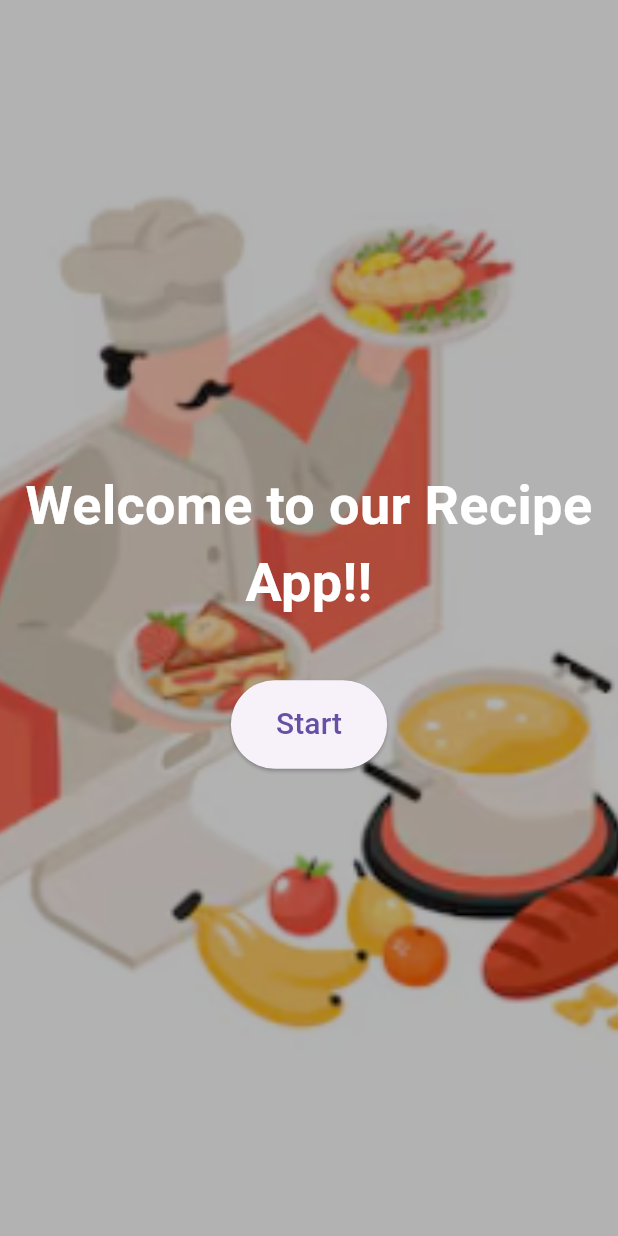
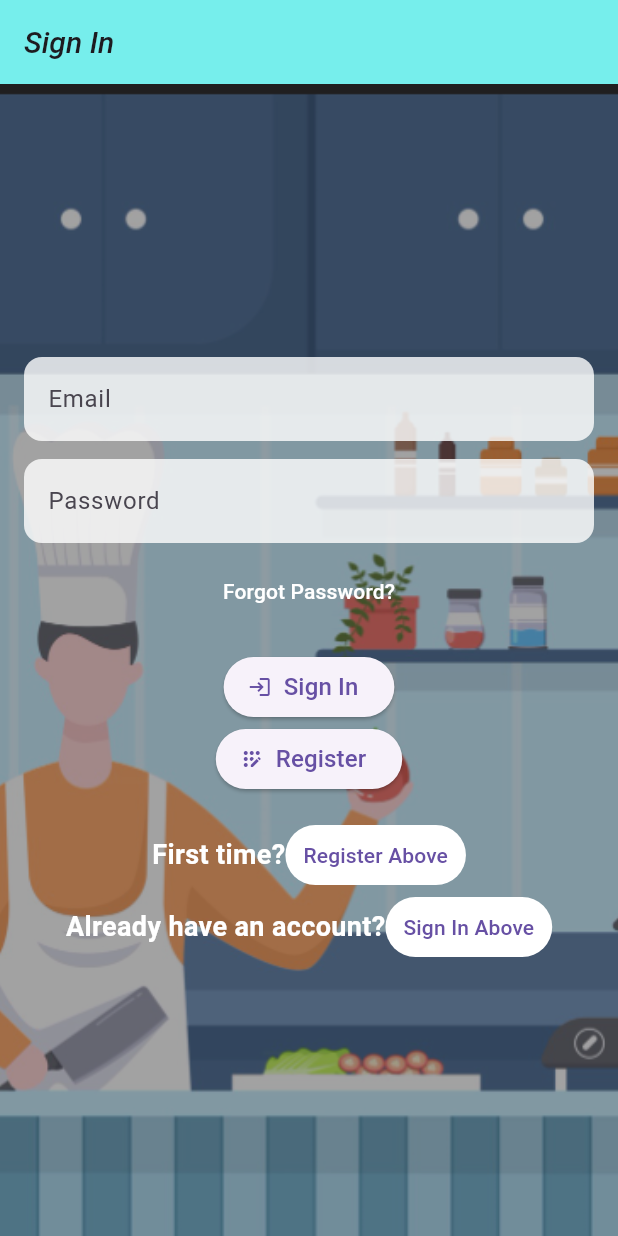
Before and after one commit to sasuke1036/Recipe-App, a Flutter app: the screen it shows after launch, on a phone screen of 412 x 824 dp. Run offline on Flutter 3.47's test engine with Material 3 defaults, Android fonts, the phone set to English and light mode, and no system bars; our stand-ins replace animated_text_kit, cloud_firestore, firebase_auth, firebase_core, flutter_dotenv, google_generative_ai and 1 more; accounts and stored records are empty.

Commit message:
added the firebase authentication .
Firebase Authentication to for verifying the user details and storing the user's recipe in the firebase databse.

```diff
--- a/receipe_app/lib/main.dart
+++ b/receipe_app/lib/main.dart
@@ -1,11 +1,21 @@
+import 'package:firebase_auth/firebase_auth.dart';
 import 'package:flutter/material.dart';
 import 'package:flutter_dotenv/flutter_dotenv.dart';
 import 'package:provider/provider.dart';
+import 'package:firebase_core/firebase_core.dart';
 import 'package:receipe_app/providers/recipe_provider.dart';
 import 'package:receipe_app/screens/ingredient_screen.dart';
 import 'package:receipe_app/screens/welcome_screen.dart';
+import 'package:receipe_app/screens/sign_in_screen.dart';
 
 void main() async {
+  WidgetsFlutterBinding.ensureInitialized();
+  await Firebase.initializeApp(
+      options: FirebaseOptions(
+          apiKey: "AIzaSyBGKRjEjRZWggADhGj9h8XqkDMUpD-tItc",
+          appId: "1:727757555385:android:0da1808039936edebbbd68",
+          messagingSenderId: "727757555385",
+          projectId: "recipe-app-b9e3d"));
   await dotenv.load(fileName: ".env");
   runApp(
     MultiProvider(
@@ -27,7 +37,19 @@ class MyApp extends StatelessWidget {
       theme: ThemeData(
         primarySwatch: Colors.blue,
       ),
-      home: const WelcomeScreen(),
+      home: AuthWrapper(),
+      routes: {
+        '/sign-in': (context) => SignInScreen(),
+        '/ingredient-screen': (context) => IngredientScreen(),
+      },
     );
   }
 }
+
+class AuthWrapper extends StatelessWidget {
+  @override
+  Widget build(BuildContext context) {
+    final firebaseUser = FirebaseAuth.instance.currentUser;
+    return firebaseUser == null ? SignInScreen() : WelcomeScreen();
+  }
+}
--- /dev/null
+++ b/receipe_app/lib/screens/sign_in_screen.dart
@@ -0,0 +1,226 @@
+import 'package:flutter/material.dart';
+import 'package:firebase_auth/firebase_auth.dart';
+import 'ingredient_screen.dart';
+
+class SignInScreen extends StatefulWidget {
+  @override
+  _SignInScreenState createState() => _SignInScreenState();
+}
+
+class _SignInScreenState extends State<SignInScreen> {
+  final FirebaseAuth _auth = FirebaseAuth.instance;
+  final TextEditingController _emailController = TextEditingController();
+  final TextEditingController _passwordController = TextEditingController();
+  String _errorMessage = '';
+
+  Future<void> _signIn() async {
+    try {
+      await _auth.signInWithEmailAndPassword(
+        email: _emailController.text.trim(),
+        password: _passwordController.text.trim(),
+      );
+      Navigator.pushReplacement(
+        context,
+        MaterialPageRoute(builder: (context) => IngredientScreen()),
+      );
+    } catch (e) {
+      setState(() {
+        _errorMessage = e.toString();
+      });
+    }
+  }
+
+  Future<void> _register() async {
+    try {
+      await _auth.createUserWithEmailAndPassword(
+        email: _emailController.text.trim(),
+        password: _passwordController.text.trim(),
+      );
+      Navigator.pushReplacement(
+        context,
+        MaterialPageRoute(builder: (context) => IngredientScreen()),
+      );
+    } catch (e) {
+      setState(() {
+        _errorMessage = e.toString();
+      });
+    }
+  }
+
+  Future<void> _resetPassword() async {
+    try {
+      await _auth.sendPasswordResetEmail(email: _emailController.text.trim());
+      // Show a dialog or snackbar indicating that the reset email has been sent
+      showDialog(
+        context: context,
+        builder: (BuildContext context) {
+          return AlertDialog(
+            title: Text('Password Reset'),
+            content: Text('Password reset email has been sent.'),
+            actions: [
+              TextButton(
+                onPressed: () {
+                  Navigator.pop(context);
+                },
+                child: Text('OK'),
+              ),
+            ],
+          );
+        },
+      );
+    } catch (e) {
+      setState(() {
+        _errorMessage = e.toString();
+      });
+    }
+  }
+
+  @override
+  Widget build(BuildContext context) {
+    return Scaffold(
+      appBar: AppBar(
+        title: Text('Sign In',
+            style: TextStyle(
+                fontSize: 20,
+                fontWeight: FontWeight.w500,
+                fontStyle: FontStyle.italic)),
+        backgroundColor: Color.fromARGB(185, 66, 235, 229),
+      ),
+      body: Stack(
+        children: [
+          Opacity(
+            opacity: 0.9,
+            child: Container(
+              decoration: BoxDecoration(
+                image: DecorationImage(
+                  image: AssetImage('assets/images/background4.png'),
+                  fit: BoxFit.cover,
+                  colorFilter: ColorFilter.mode(
+                      Colors.black.withOpacity(0.4), BlendMode.darken),
+                ),
+              ),
+            ),
+          ),
+          Center(
+            child: SingleChildScrollView(
+              padding: const EdgeInsets.all(16.0),
+              child: Column(
+                mainAxisAlignment: MainAxisAlignment.center,
+                children: [
+                  Container(
+                    decoration: BoxDecoration(
+                      color: Colors.white.withOpacity(0.8),
+                      borderRadius: BorderRadius.circular(12.0),
+                    ),
+                    padding: EdgeInsets.symmetric(horizontal: 16.0),
+                    child: TextField(
+                      controller: _emailController,
+                      decoration: InputDecoration(
+                        labelText: 'Email',
+                        border: InputBorder.none,
+                      ),
+                    ),
+                  ),
+                  SizedBox(height: 12.0),
+                  Container(
+                    decoration: BoxDecoration(
+                      color: Colors.white.withOpacity(0.8),
+                      borderRadius: BorderRadius.circular(12.0),
+                    ),
+                    padding: EdgeInsets.symmetric(horizontal: 16.0),
+                    child: TextField(
+                      controller: _passwordController,
+                      decoration: InputDecoration(
+                        labelText: 'Password',
+                        border: InputBorder.none,
+                      ),
+                      obscureText: true,
+                    ),
+                  ),
+                  SizedBox(height: 8.0),
+                  TextButton(
+                    onPressed: _resetPassword,
+                    child: Text(
+                      'Forgot Password?',
+                      style: TextStyle(color: Colors.white),
+                    ),
+                  ),
+                  SizedBox(height: 16.0),
+                  ElevatedButton.icon(
+                    onPressed: _signIn,
+                    icon: Icon(
+                      Icons.login_outlined,
+                      size: 16,
+                    ),
+                    label: Text(
+                      'Sign In',
+                      style: TextStyle(fontSize: 16),
+                    ),
+                  ),
+                  ElevatedButton.icon(
+                    onPressed: _register,
+                    icon: Icon(
+                      Icons.app_registration_rounded,
+                      size: 16,
+                    ),
+                    label: Text('Register', style: TextStyle(fontSize: 16)),
+                  ),
+                  SizedBox(height: 8.0),
+                  if (_errorMessage.isNotEmpty)
+                    Padding(
+                      padding: const EdgeInsets.only(top: 8.0),
+                      child: Text(
+                        _errorMessage,
+                        style: TextStyle(color: Colors.red),
+                      ),
+                    ),
+                  SizedBox(height: 8.0),
+                  Row(
+                    mainAxisAlignment: MainAxisAlignment.center,
+                    children: [
+                      Text(
+                        'First time?',
+                        style: TextStyle(
+                            color: Colors.white,
+                            fontWeight: FontWeight.bold,
+                            fontSize: 18),
+                      ),
+                      TextButton(
+                        style: ButtonStyle(
+                          backgroundColor:
+                              MaterialStatePropertyAll(Colors.white),
+                        ),
+                        onPressed: _register,
+                        child: Text('Register Above'),
+                      ),
+                    ],
+                  ),
+                  Row(
+                    mainAxisAlignment: MainAxisAlignment.center,
+                    children: [
+                      Text(
+                        'Already have an account?',
+                        style: TextStyle(
+                            color: Colors.white,
+                            fontWeight: FontWeight.bold,
+                            fontSize: 18),
+                      ),
+                      TextButton(
+                        style: ButtonStyle(
+                          backgroundColor:
+                              MaterialStatePropertyAll(Colors.white),
+                        ),
+                        onPressed: _signIn,
+                        child: Text('Sign In Above'),
+                      ),
+                    ],
+                  ),
+                ],
+              ),
+            ),
+          ),
+        ],
+      ),
+    );
+  }
+}
--- a/receipe_app/pubspec.yaml
+++ b/receipe_app/pubspec.yaml
@@ -41,6 +41,9 @@ dependencies:
   google_generative_ai: ^0.4.3
   flutter_dotenv: ^5.1.0
   animated_text_kit: ^4.2.2
+  firebase_core: ^3.1.1
+  firebase_auth: ^5.1.1
+  cloud_firestore: ^5.0.2
 
 dev_dependencies:
   flutter_test:
@@ -70,6 +73,7 @@ flutter:
     - assets/images/background.png
     - assets/images/background2.png
     - assets/images/background3.png
+    - assets/images/background4.png
     - assets/images/greek.png
     - assets/images/indian.png
     - assets/images/italian.png
```
Also changed, not shown: receipe_app/lib/providers/recipe_provider.dart (+24 -0 lines), receipe_app/lib/screens/recipe_result_screen.dart (+21 -36 lines), receipe_app/lib/screens/welcome_screen.dart (+18 -18 lines), receipe_app/assets/images/background4.png (added), receipe_app/pubspec.lock, 7 other files.
